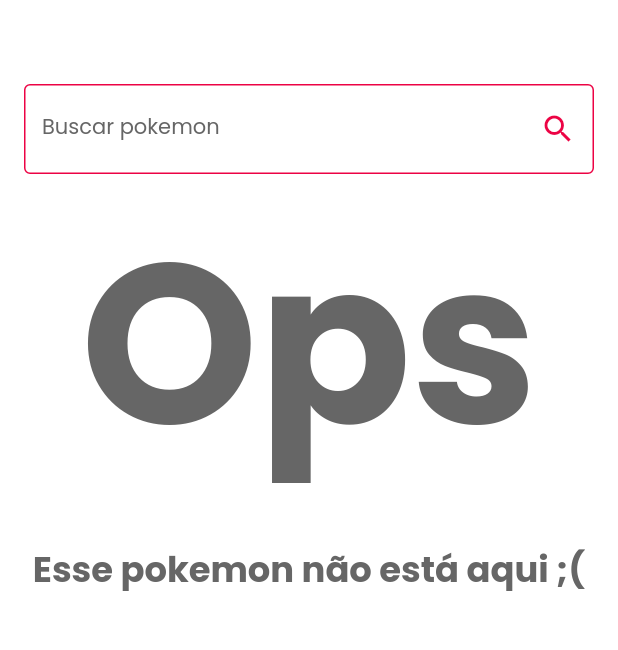
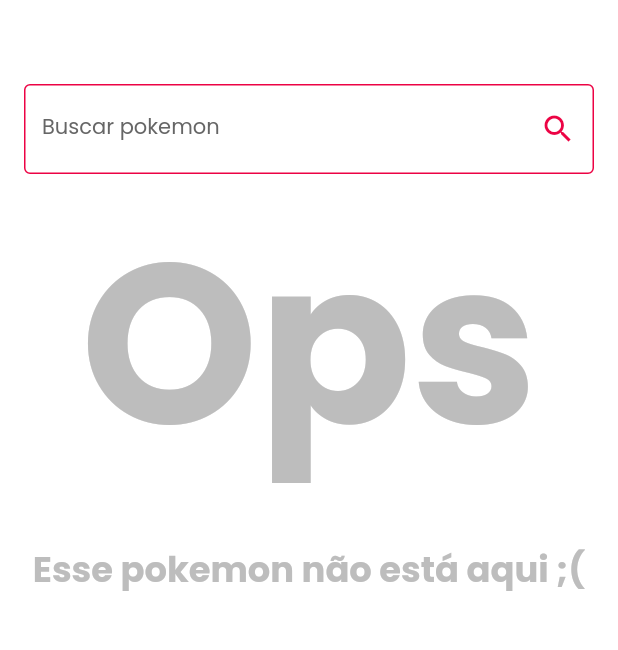
Before and after one commit to pedroenrre/flutter_pokedex, a Flutter app: the screen it shows after launch, on a phone screen of 412 x 824 dp, the part 162-812 px from its top. Run offline on Flutter 3.47's test engine with Material 2 defaults, Android fonts, the phone set to English and light mode, and no system bars; our stand-ins replace dio, flutter_mobx, flutter_svg, get_it, google_fonts, mobx and 1 more; generated files the repository leaves out were written again; network calls fail.

Commit message:
general adjustes

```diff
--- a/lib/modules/home/components/pokemon_not_found.dart
+++ b/lib/modules/home/components/pokemon_not_found.dart
@@ -19,6 +19,7 @@ class PokemonNotFound extends StatelessWidget {
               style: getGreyStyle(
                 fontSize: 200,
                 fontWeight: FontWeight.w700,
+                isDark: false,
               ),
             ),
           ),
@@ -33,6 +34,7 @@ class PokemonNotFound extends StatelessWidget {
               style: getGreyStyle(
                 fontSize: 200,
                 fontWeight: FontWeight.w700,
+                isDark: false,
               ),
             ),
           ),
--- a/lib/resources/app_colors.dart
+++ b/lib/resources/app_colors.dart
@@ -5,6 +5,7 @@ class AppColors {
   static Color white = HexColor.fromHex("#FFFFFF");
   static Color darkBackground = HexColor.fromHex("#212121");
   static Color content = HexColor.fromHex("#666666");
+  static Color ligthContent = HexColor.fromHex("#BDBDBD");
 
   //Pokemon Type Colors
   static Color normal = HexColor.fromHex("#AAA67F");
--- a/lib/resources/app_text_styles.dart
+++ b/lib/resources/app_text_styles.dart
@@ -26,10 +26,13 @@ TextStyle getPinkStyle({fontSize = 14.0, fontWeight = FontWeight.w400}) {
   );
 }
 
-TextStyle getGreyStyle({double fontSize = 14.0, fontWeight = FontWeight.w400}) {
+TextStyle getGreyStyle(
+    {double fontSize = 14.0,
+    fontWeight = FontWeight.w400,
+    bool isDark = true}) {
   return GoogleFonts.poppins(
     fontSize: fontSize,
     fontWeight: fontWeight,
-    color: AppColors.content,
+    color: isDark ? AppColors.content : AppColors.ligthContent,
   );
 }
```
